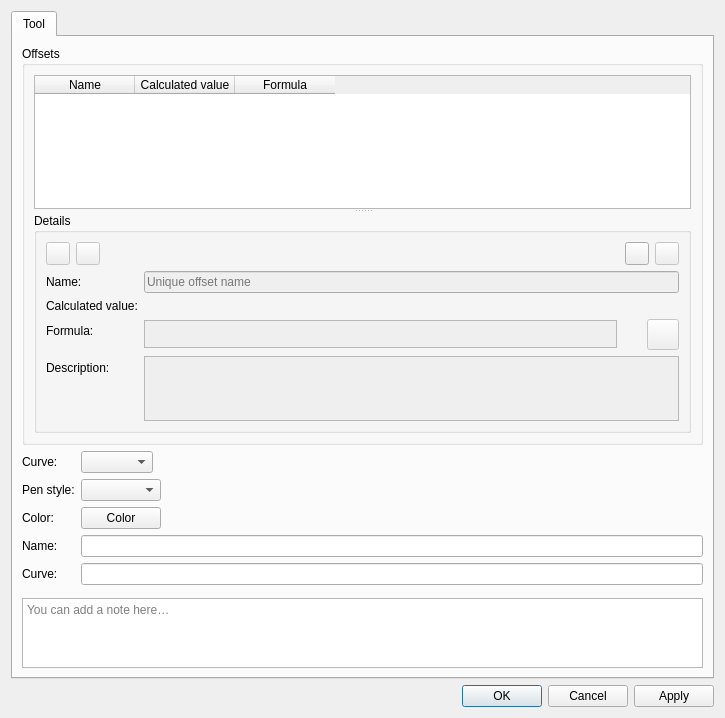
Old version of the form src/libs/vtools/dialogs/tools/dialoggraduatedcurve.ui in the repository equinox-patterns/Ostara.
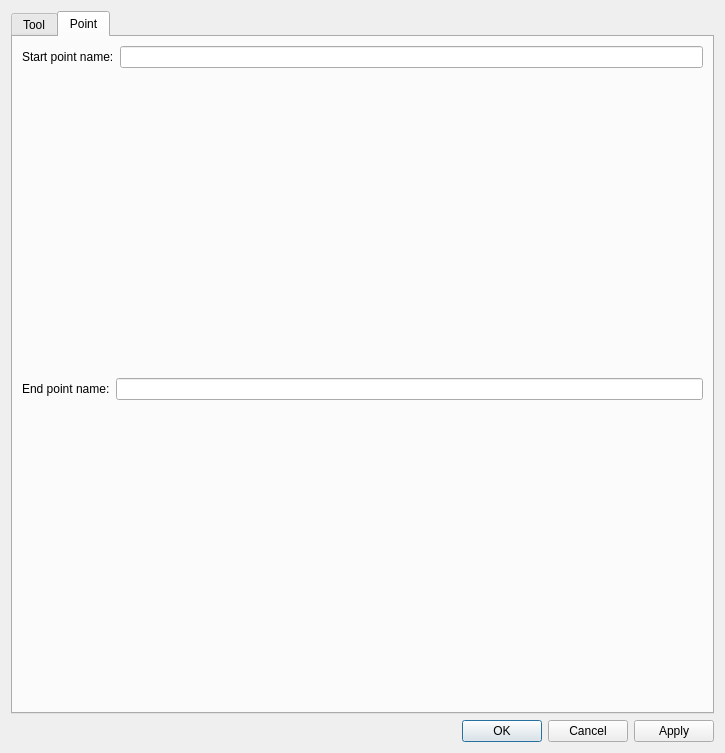
New version of the form. The open tabs and pages were chosen to show the change. Icons and pictures are not drawn. Custom widgets are drawn as their Qt base class.

Commit message: Add start/end points to ParallelCurve and GraduatedCurve

Patch:
```diff
--- a/src/libs/vtools/dialogs/tools/dialoggraduatedcurve.ui
+++ b/src/libs/vtools/dialogs/tools/dialoggraduatedcurve.ui
@@ -376,6 +376,20 @@
          </layout>
         </widget>
        </item>
+       <item>
+        <widget class="QCheckBox" name="checkBoxCreateStartPoint">
+         <property name="text">
+          <string>Create start point</string>
+         </property>
+        </widget>
+       </item>
+       <item>
+        <widget class="QCheckBox" name="checkBoxCreateEndPoint">
+         <property name="text">
+          <string>Create end point</string>
+         </property>
+        </widget>
+       </item>
        <item>
         <layout class="QFormLayout" name="formLayout_2">
          <property name="fieldGrowthPolicy">
@@ -511,6 +525,49 @@
        </item>
       </layout>
      </widget>
+     <widget class="QWidget" name="tabPoint">
+      <attribute name="title">
+       <string>Point</string>
+      </attribute>
+      <layout class="QVBoxLayout" name="verticalLayoutPoint">
+       <item>
+        <layout class="QFormLayout" name="formLayoutStartPoint">
+         <property name="fieldGrowthPolicy">
+          <enum>QFormLayout::ExpandingFieldsGrow</enum>
+         </property>
+         <item row="0" column="0">
+          <widget class="QLabel" name="labelStartPointName">
+           <property name="text">
+            <string>Start point name:</string>
+           </property>
+          </widget>
+         </item>
+         <item row="0" column="1">
+          <widget class="QLineEdit" name="lineEditStartPointName">
+          </widget>
+         </item>
+        </layout>
+       </item>
+       <item>
+        <layout class="QFormLayout" name="formLayoutEndPoint">
+         <property name="fieldGrowthPolicy">
+          <enum>QFormLayout::ExpandingFieldsGrow</enum>
+         </property>
+         <item row="0" column="0">
+          <widget class="QLabel" name="labelEndPointName">
+           <property name="text">
+            <string>End point name:</string>
+           </property>
+          </widget>
+         </item>
+         <item row="0" column="1">
+          <widget class="QLineEdit" name="lineEditEndPointName">
+          </widget>
+         </item>
+        </layout>
+       </item>
+      </layout>
+     </widget>
     </widget>
    </item>
    <item>
```
The commit also changes 37 other files.
